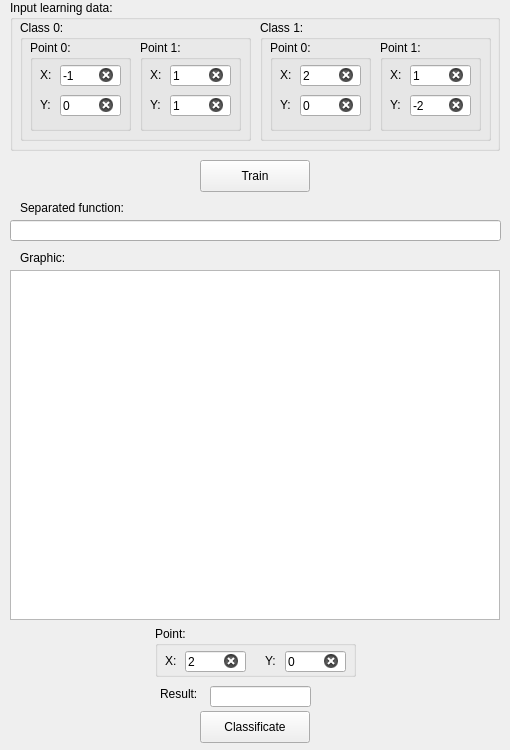
BSUIR-851/madm2021, file laba5/potential_view.ui: the form before one commit.
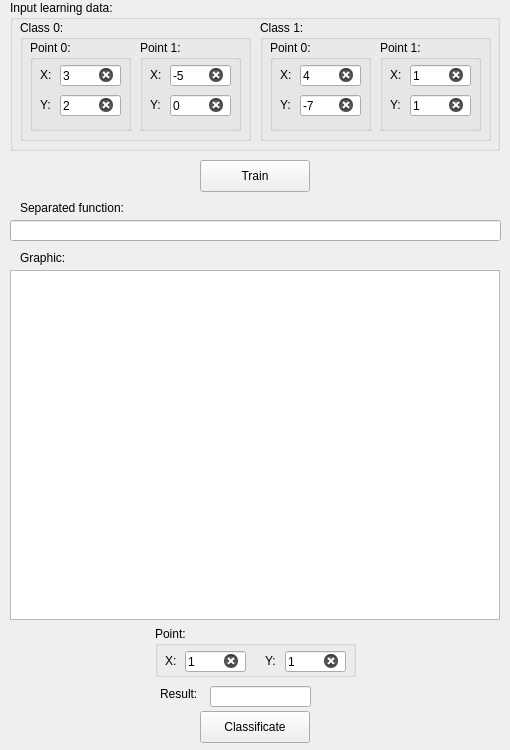
The form after the commit.

Commit message: feat: add point classification

What changed in the file:
```diff
--- a/laba5/potential_view.ui
+++ b/laba5/potential_view.ui
@@ -87,13 +87,13 @@
        </rect>
       </property>
       <property name="text">
-       <string>0</string>
+       <string>2</string>
       </property>
       <property name="readOnly">
        <bool>false</bool>
       </property>
       <property name="placeholderText">
-       <string>0</string>
+       <string>2</string>
       </property>
       <property name="clearButtonEnabled">
        <bool>true</bool>
@@ -112,13 +112,13 @@
        <set>Qt::ImhNone</set>
       </property>
       <property name="text">
-       <string>-1</string>
+       <string>3</string>
       </property>
       <property name="readOnly">
        <bool>false</bool>
       </property>
       <property name="placeholderText">
-       <string>-1</string>
+       <string>3</string>
       </property>
       <property name="clearButtonEnabled">
        <bool>true</bool>
@@ -173,13 +173,13 @@
        </rect>
       </property>
       <property name="text">
-       <string>1</string>
+       <string>0</string>
       </property>
       <property name="readOnly">
        <bool>false</bool>
       </property>
       <property name="placeholderText">
-       <string>1</string>
+       <string>0</string>
       </property>
       <property name="clearButtonEnabled">
        <bool>true</bool>
@@ -198,13 +198,13 @@
        <set>Qt::ImhNone</set>
       </property>
       <property name="text">
-       <string>1</string>
+       <string>-5</string>
       </property>
       <property name="readOnly">
        <bool>false</bool>
       </property>
       <property name="placeholderText">
-       <string>1</string>
+       <string>-5</string>
       </property>
       <property name="clearButtonEnabled">
        <bool>true</bool>
@@ -272,13 +272,13 @@
        </rect>
       </property>
       <property name="text">
-       <string>0</string>
+       <string>-7</string>
       </property>
       <property name="readOnly">
        <bool>false</bool>
       </property>
       <property name="placeholderText">
-       <string>0</string>
+       <string>-7</string>
       </property>
       <property name="clearButtonEnabled">
        <bool>true</bool>
@@ -297,13 +297,13 @@
        <set>Qt::ImhNone</set>
       </property>
       <property name="text">
-       <string>2</string>
+       <string>4</string>
       </property>
       <property name="readOnly">
        <bool>false</bool>
       </property>
       <property name="placeholderText">
-       <string>2</string>
+       <string>4</string>
       </property>
       <property name="clearButtonEnabled">
        <bool>true</bool>
@@ -358,13 +358,13 @@
        </rect>
       </property>
       <property name="text">
-       <string>-2</string>
+       <string>1</string>
       </property>
       <property name="readOnly">
        <bool>false</bool>
       </property>
       <property name="placeholderText">
-       <string>-2</string>
+       <string>1</string>
       </property>
       <property name="clearButtonEnabled">
        <bool>true</bool>
@@ -513,13 +513,13 @@
      </rect>
     </property>
     <property name="text">
-     <string>0</string>
+     <string>1</string>
     </property>
     <property name="readOnly">
      <bool>false</bool>
     </property>
     <property name="placeholderText">
-     <string>0</string>
+     <string>1</string>
     </property>
     <property name="clearButtonEnabled">
      <bool>true</bool>
@@ -538,13 +538,13 @@
      <set>Qt::ImhNone</set>
     </property>
     <property name="text">
-     <string>2</string>
+     <string>1</string>
     </property>
     <property name="readOnly">
      <bool>false</bool>
     </property>
     <property name="placeholderText">
-     <string>2</string>
+     <string>1</string>
     </property>
     <property name="clearButtonEnabled">
      <bool>true</bool>
```
The commit also changes 2 other files.
